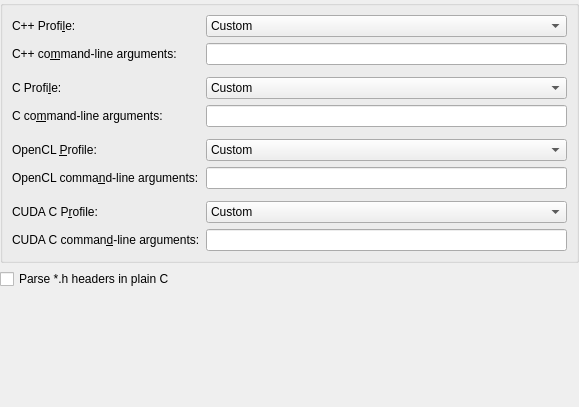
The window that languages/plugins/custom-definesandincludes/kcm_widget/parserwidget.ui (KDE/kdevelop) describes before a commit, drawn with Qt 5.
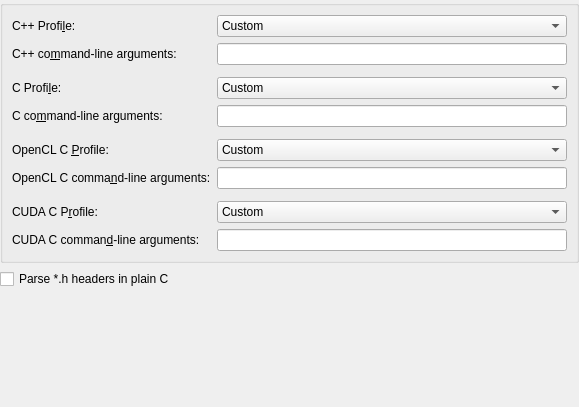
The same window after the commit.

Commit message:
The OpenCL language is actually called OpenCL C
Summary: There is also OpenCL C++, though not yet supported by Clang.

Reviewers: #kdevelop, kfunk

Reviewed By: #kdevelop, kfunk

Subscribers: kdevelop-devel

```diff
--- a/languages/plugins/custom-definesandincludes/kcm_widget/parserwidget.ui
+++ b/languages/plugins/custom-definesandincludes/kcm_widget/parserwidget.ui
@@ -212,7 +212,7 @@
       <item row="6" column="0">
        <widget class="QLabel" name="label_4">
         <property name="text">
-         <string>OpenCL &amp;Profile:</string>
+         <string>OpenCL C &amp;Profile:</string>
         </property>
         <property name="buddy">
          <cstring>languageStandardsOpenCl</cstring>
@@ -266,7 +266,7 @@
       <item row="7" column="0">
        <widget class="QLabel" name="argumentsLabel_3">
         <property name="text">
-         <string>OpenCL comma&amp;nd-line arguments:</string>
+         <string>OpenCL C comma&amp;nd-line arguments:</string>
         </property>
         <property name="buddy">
          <cstring>parserOptionsOpenCl</cstring>
```
The commit also changes 1 other file.
